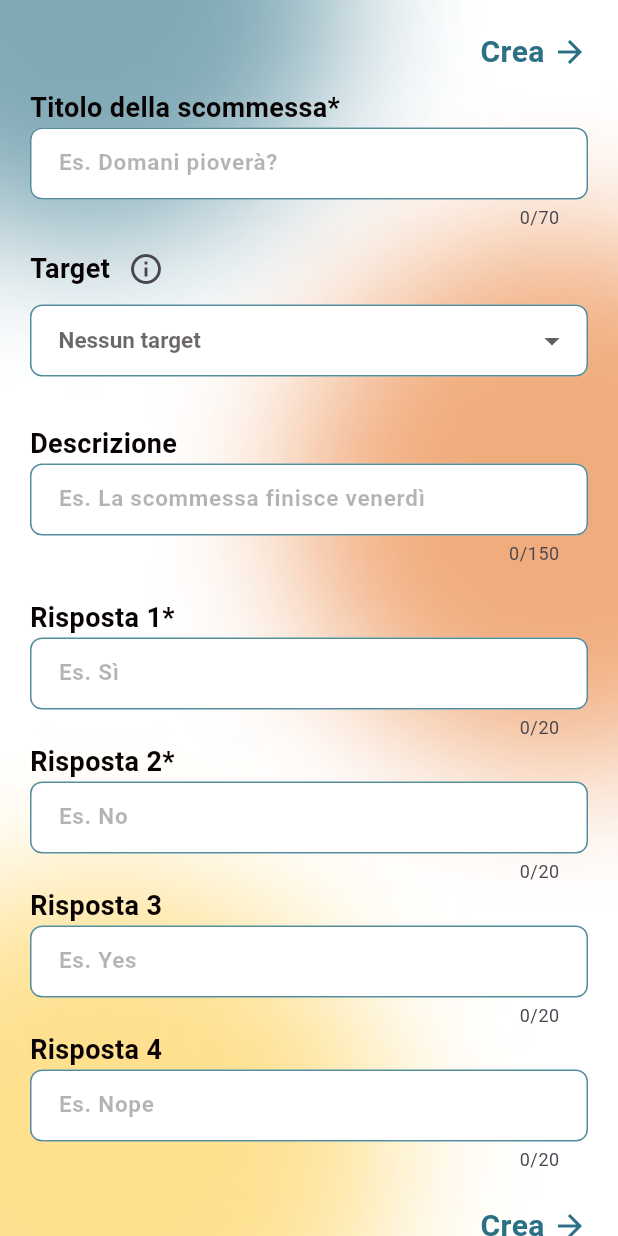
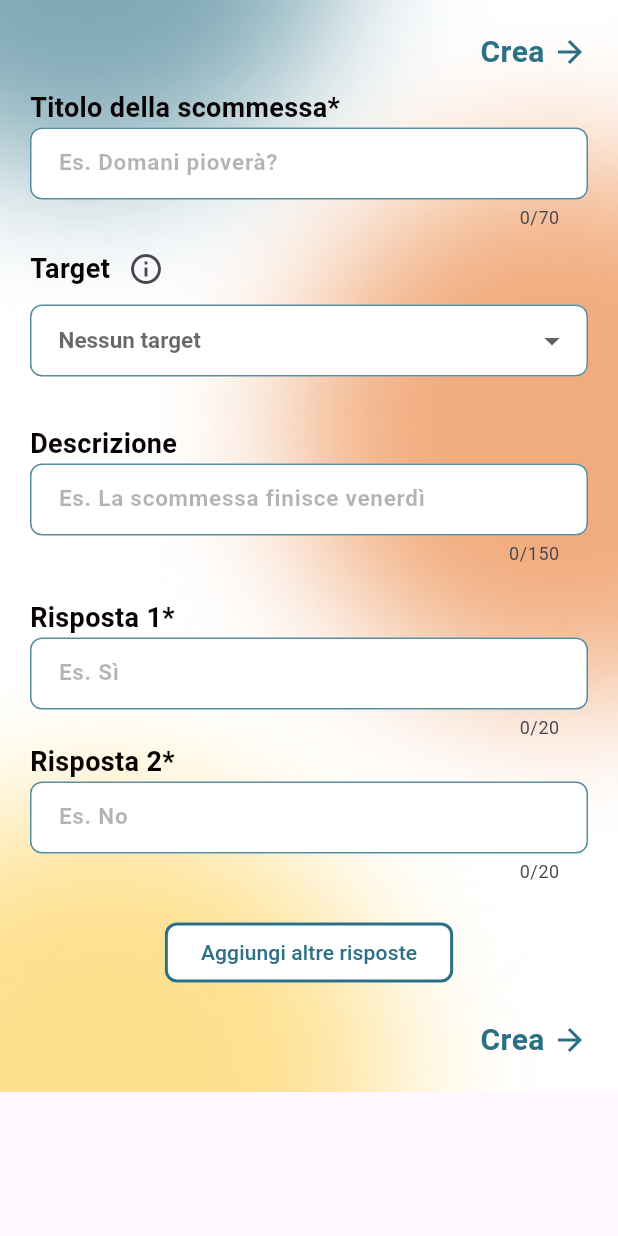
Before and after one commit to morenoboasso/CodeBets, a Flutter app: the CreateBetPage screen opened directly, on a phone screen of 412 x 824 dp. Run offline on Flutter 3.47's test engine with Material 3 defaults, Android fonts, the phone set to English and light mode, and no system bars; our stand-ins replace auto_size_text, cloud_firestore, firebase_core, get, get_storage, vibration; missing offline and left inert: pwa_install; accounts and stored records are empty.

Commit message:
add optional answers buttons

```diff
--- a/lib/pages/bets/create_bet.dart
+++ b/lib/pages/bets/create_bet.dart
@@ -27,6 +27,8 @@ class _CreateBetPageState extends State<CreateBetPage> {
   String _answer4 = '';
   String? _selectedUser;
   List<Map<String, String>> _usersList = [];
+  bool _showThirdAnswer = false;
+  bool _showFourthAnswer = false;
   DbService dbService = DbService();
 
   @override
@@ -135,6 +137,7 @@ class _CreateBetPageState extends State<CreateBetPage> {
                         return null;
                       },
                     ),
+                    if (_showThirdAnswer)
                       BetAnswerFormField(
                         labelText: 'Risposta 3',
                         hintText: "Es. Yes",
@@ -145,6 +148,7 @@ class _CreateBetPageState extends State<CreateBetPage> {
                           return null;
                         },
                       ),
+                    if (_showFourthAnswer)
                       BetAnswerFormField(
                         labelText: 'Risposta 4',
                         hintText: "Es. Nope",
@@ -154,6 +158,32 @@ class _CreateBetPageState extends State<CreateBetPage> {
                         validator: (value) {
                           return null;
                         },
+                      ),
+                    const SizedBox(height: 20),
+                    if (!_showThirdAnswer || (_showThirdAnswer && !_showFourthAnswer))
+                      Row(
+                        mainAxisAlignment: MainAxisAlignment.center,
+                        children: [
+                          OutlinedButton(
+                            onPressed: () {
+                              setState(() {
+                                if (!_showThirdAnswer) {
+                                  _showThirdAnswer = true;
+                                } else {
+                                  _showFourthAnswer = true;
+                                }
+                              });
+                            },
+                            style: OutlinedButton.styleFrom(
+                              backgroundColor: Colors.white,
+                              side: BorderSide(color: ColorsBets.blueHD, width: 2),
+                              shape: RoundedRectangleBorder(
+                                borderRadius: BorderRadius.circular(8),
+                              ),
+                            ),
+                            child: Text('Aggiungi altre risposte', style: TextStyle(color: ColorsBets.blueHD)),
+                          ),
+                        ],
                       ),
                     const SizedBox(height: 20),
                     Row(
@@ -179,8 +209,7 @@ class _CreateBetPageState extends State<CreateBetPage> {
                     if (kDebugMode)
                       const Padding(
                         padding: EdgeInsets.only(top: 20),
-                        child:
-                        Center (
+                        child: Center(
                           child: ClearButton(),
                         ),
                       ),
@@ -220,6 +249,8 @@ class _CreateBetPageState extends State<CreateBetPage> {
       _answer2 = '';
       _answer3 = '';
       _answer4 = '';
+      _showThirdAnswer = false;
+      _showFourthAnswer = false;
     });
     FocusScope.of(context).unfocus();
   }
--- a/lib/widgets/bet_card/bet_card_shape.dart
+++ b/lib/widgets/bet_card/bet_card_shape.dart
@@ -54,6 +54,7 @@ class _BetCardState extends State<BetCard> {
       _votingUsersList = votingUsersWithAnswers;
     });
   }
+
 
   // Metodo per verificare la conferma della risposta dell'utente
   Future<void> _checkAnswerConfirmation() async {
--- a/lib/widgets/create_bets/bet_target_dropdown.dart
+++ b/lib/widgets/create_bets/bet_target_dropdown.dart
@@ -1,14 +1,16 @@
 import 'package:auto_size_text/auto_size_text.dart';
 import 'package:flutter/material.dart';
 import 'package:codebets/style/text_style.dart';
+import 'package:get_storage/get_storage.dart';
 import '../../style/color_style.dart';
 
 class BetTargetDropdownFormField extends StatelessWidget {
   final List<Map<String, String>> usersList;
   final String? selectedUser;
   final ValueChanged<String?> onChanged;
+  final String? currentUser = GetStorage().read<String>('userName');
 
-  const BetTargetDropdownFormField({
+   BetTargetDropdownFormField({
     super.key,
     required this.usersList,
     required this.selectedUser,
@@ -17,6 +19,8 @@ class BetTargetDropdownFormField extends StatelessWidget {
 
   @override
   Widget build(BuildContext context) {
+    List<Map<String, String>> filteredUsersList = usersList.where((user) => user['name'] != currentUser).toList();
+
     return Column(
       crossAxisAlignment: CrossAxisAlignment.start,
       children: [
@@ -80,7 +84,7 @@ class BetTargetDropdownFormField extends StatelessWidget {
                 value: null,
                 child: Text('Nessun target'),
               ),
-              ...usersList.map((Map<String, String> user) {
+              ...filteredUsersList.map((Map<String, String> user) {
                 return DropdownMenuItem<String>(
                   value: user['name'],
                   child: Row(
```
Lines whose indentation alone changed are shown as unchanged.
